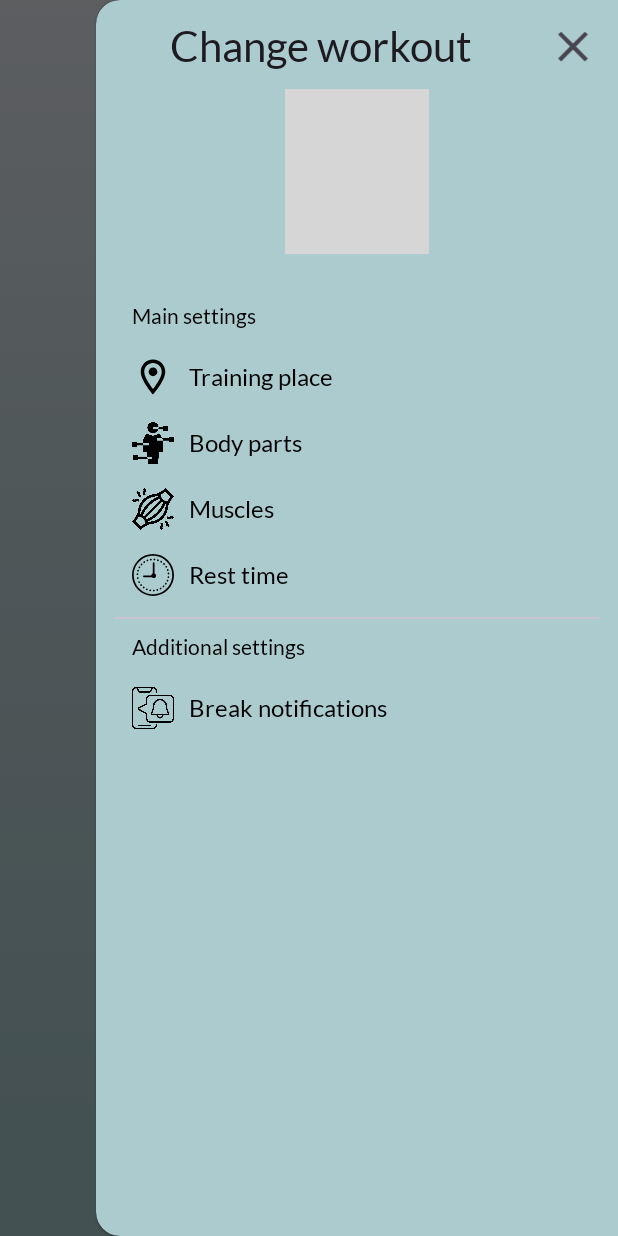
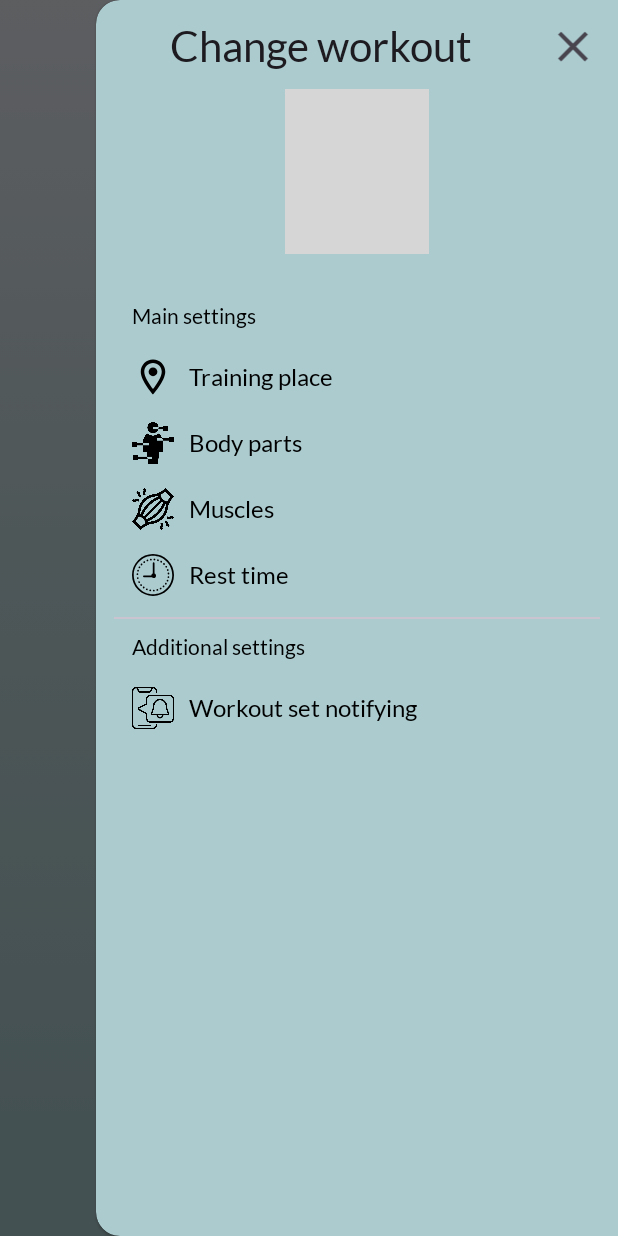
Before and after one commit to djdiidd/TrainingCompanion, an Android app: the screen it shows after launch (MainActivity), with the side drawer open, on a phone screen of 412 x 824 dp. Run offline under Robolectric (Android 15) with nearby library versions, the phone set to English and light mode, and no system bars; our stand-ins replace data binding; Roboto replaces fonts that are not available here; grey boxes are pictures that could not be loaded.

Commit message:
First step of support large and small screens;
When workout in progress (and timer is visible) screen will always be kept on;

Break notification mode -> Workout stages;

Added Toast to side menu;

```diff
--- a/app/src/main/java/com/companion/android/trainingcompanion/activities/MainActivity.kt
+++ b/app/src/main/java/com/companion/android/trainingcompanion/activities/MainActivity.kt
@@ -17,10 +17,7 @@ import android.view.animation.AnimationUtils
 import android.view.animation.Transformation
 import android.view.inputmethod.EditorInfo
 import android.view.inputmethod.InputMethodManager
-import android.widget.EditText
-import android.widget.ImageView
-import android.widget.ProgressBar
-import android.widget.TextView
+import android.widget.*
 import androidx.activity.viewModels
 import androidx.appcompat.app.AppCompatActivity
 import androidx.core.view.GravityCompat
@@ -150,38 +147,50 @@ class MainActivity : AppCompatActivity(),
                 /* ИНИЦИАЛИЗИРУЕМ СЛУШАТЕЛИ ДЛЯ КАЖДОГО ПОДПУНКТА "МЕСТО ТРЕНИРОВКИ" */
 
                 // Установка места тренировки на "Дом"
-                binding.subMenuDynamicPlaceHome.setOnClickListener {
-                    viewModel.trainingPlace = Place.TRAINING_AT_HOME
-                    closeOpenedSideSubmenu()
-                }
+                binding.subMenuDynamicPlaceHome.setOnClickListener(
+                    getSideMenuItemOnClickListener(
+                        R.string.side_menu_reselected_place_toast,
+                        R.string.side_menu_reselected_place_item_home
+                    ) { viewModel.trainingPlace = Place.TRAINING_AT_HOME })
+
+
                 // Установка места тренировки на "Тренажерный Зал"
-                binding.subMenuDynamicPlaceGym.setOnClickListener {
-                    viewModel.trainingPlace = Place.TRAINING_IN_GYM
-                    closeOpenedSideSubmenu()
-                }
+                binding.subMenuDynamicPlaceGym.setOnClickListener(getSideMenuItemOnClickListener(
+                    R.string.side_menu_reselected_place_toast,
+                    R.string.side_menu_reselected_place_item_gym
+                ) { viewModel.trainingPlace = Place.TRAINING_IN_GYM })
+
+
+
                 // Установка места тренировки на "На улице"
-                binding.subMenuDynamicPlaceOutdoors.setOnClickListener {
-                    viewModel.trainingPlace = Place.TRAINING_OUTDOORS
-                    closeOpenedSideSubmenu()
-                }
+                binding.subMenuDynamicPlaceOutdoors.setOnClickListener(getSideMenuItemOnClickListener(
+                    R.string.side_menu_reselected_place_toast,
+                    R.string.side_menu_reselected_place_item_outdoors
+                ) { viewModel.trainingPlace = Place.TRAINING_OUTDOORS })
 
                 /* ОПРЕДЕЛИМ СЛУШАТЕЛИ ДЛЯ КАЖДОГО ПОДПУНКТА "РЕЖИМ УВЕДОМЛЕНИЯ" */
 
                 // Установка уведомления ввиде "Проигрывание звука"
-                binding.subMenuDynamicSound.setOnClickListener {
-                    viewModel.breakNotificationMode = BreakNotificationMode.SOUND
-                    closeOpenedSideSubmenu()
-                }
+                binding.subMenuDynamicSound.setOnClickListener(getSideMenuItemOnClickListener(
+                    R.string.side_menu_reselected_workout_set_notifying_toast,
+                    R.string.side_menu_reselected_ws_item_sound
+                ) { viewModel.breakNotificationMode = BreakNotificationMode.SOUND })
+
+
+
                 // Установка уведомления ввиде "Вибрация"
-                binding.subMenuDynamicVibration.setOnClickListener {
-                    viewModel.breakNotificationMode = BreakNotificationMode.VIBRATION
-                    closeOpenedSideSubmenu()
-                }
+                binding.subMenuDynamicVibration.setOnClickListener(getSideMenuItemOnClickListener(
+                    R.string.side_menu_reselected_workout_set_notifying_toast,
+                    R.string.side_menu_reselected_ws_item_vibration
+                ) { viewModel.breakNotificationMode = BreakNotificationMode.VIBRATION })
+
+
+
                 // Установка уведомления ввиде "Анимация на экране / сияние экрана"
-                binding.subMenuDynamicAnim.setOnClickListener {
-                    viewModel.breakNotificationMode = BreakNotificationMode.ANIMATION
-                    closeOpenedSideSubmenu()
-                }
+                binding.subMenuDynamicAnim.setOnClickListener(getSideMenuItemOnClickListener(
+                    R.string.side_menu_reselected_workout_set_notifying_toast,
+                    R.string.side_menu_reselected_ws_item_animation
+                ) { viewModel.breakNotificationMode = BreakNotificationMode.ANIMATION })
 
                 /* ОПРЕДЕЛИМ СЛУШАТЕЛИ ДЛЯ КАЖДОГО ОБЪЕКТА "ВРЕМЯ ОТДЫХА" */
 
@@ -412,6 +421,24 @@ class MainActivity : AppCompatActivity(),
             binding.sideMenuInputRestTime.text = null
             binding.root.hideKeyboard()
         }
+    }
+
+    /**
+     * Получение слушателя нажатий для места
+     * отдыха и уведомления этапов тренировки;
+     */
+    private fun getSideMenuItemOnClickListener(
+        toastString: Int,
+        toastSubstring: Int,
+        action: () -> Unit,
+    ) = View.OnClickListener {
+        action.invoke()
+        Toast.makeText(
+            this@MainActivity,
+            getString(toastString, getString(toastSubstring)),
+            Toast.LENGTH_LONG
+        ).show()
+        closeOpenedSideSubmenu()
     }
 
     /**
--- a/app/src/main/res/layout/activity_main.xml
+++ b/app/src/main/res/layout/activity_main.xml
@@ -457,7 +457,7 @@
                         <com.google.android.material.textview.MaterialTextView
                             android:layout_width="match_parent"
                             android:layout_height="wrap_content"
-                            android:text="@string/break_notifications"
+                            android:text="@string/workout_set_notifying"
                             android:textColor="@color/side_menu_text_color"
                             android:textSize="16sp" />
                     </LinearLayout>
@@ -495,7 +495,7 @@
                                 android:layout_height="wrap_content"
                                 android:layout_marginStart="30dp"
                                 android:layout_toEndOf="@+id/imageView01"
-                                android:text="@string/notification_sd_with_sound"
+                                android:text="@string/notifying_sd_with_sound"
                                 android:textColor="@color/side_menu_text_color"
                                 android:textSize="14sp"
                                 app:layout_constraintBottom_toBottomOf="parent"
@@ -530,7 +530,7 @@
                                 android:layout_height="wrap_content"
                                 android:layout_marginStart="30dp"
                                 android:layout_toEndOf="@+id/imageView02"
-                                android:text="@string/notification_sd_vibration"
+                                android:text="@string/notifying_sd_vibration"
                                 android:textColor="@color/side_menu_text_color"
                                 android:textSize="14sp"
                                 app:layout_constraintBottom_toBottomOf="parent"
@@ -562,7 +562,7 @@
                                 android:layout_height="wrap_content"
                                 android:layout_marginStart="30dp"
                                 android:layout_toEndOf="@+id/imageView03"
-                                android:text="@string/notification_sd_screen_anim"
+                                android:text="@string/notifying_sd_screen_anim"
                                 android:textColor="@color/side_menu_text_color"
                                 android:textSize="14sp"
                                 app:layout_constraintBottom_toBottomOf="parent"
--- a/app/src/main/res/layout/dialog_break_notification.xml
+++ b/app/src/main/res/layout/dialog_break_notification.xml
@@ -37,7 +37,7 @@
             android:id="@+id/break_note_description"
             android:layout_width="wrap_content"
             android:layout_height="wrap_content"
-            android:text="@string/notification_screen_anim"
+            android:text="@string/notifying_screen_anim"
             android:layout_marginTop="16dp"
             android:layout_marginStart="30dp"
             android:layout_marginEnd="30dp"/>
--- a/app/src/main/res/layout/dialog_workout_start.xml
+++ b/app/src/main/res/layout/dialog_workout_start.xml
@@ -103,7 +103,7 @@
                 android:layout_height="match_parent"
                 android:drawablePadding="10dp"
                 android:gravity="center"
-                android:text="@string/select_notification_mode"
+                android:text="@string/select_notifying_mode"
                 android:textColor="@color/black"
                 android:textSize="16sp" />
 
--- a/app/src/main/res/layout/fragment_main.xml
+++ b/app/src/main/res/layout/fragment_main.xml
@@ -5,7 +5,8 @@
 
     <RelativeLayout
         android:layout_width="match_parent"
-        android:layout_height="match_parent">
+        android:layout_height="match_parent"
+        >
 
         <ImageButton
             android:id="@+id/startButton"
@@ -50,7 +51,8 @@
             android:visibility="gone"
             app:fontFamily="@font/lato_black"
             tools:text="02:23"
-            tools:visibility="visible" />
+            tools:visibility="visible"
+            android:keepScreenOn="true"/>
 
         <Button style="@style/Widget.Material3.MaterialTimePicker.Button"
             android:id="@+id/main_button"
--- a/app/src/main/res/values/arrays.xml
+++ b/app/src/main/res/values/arrays.xml
@@ -53,8 +53,8 @@
 
     <!-- Описания способа уведомления подхода -->
     <string-array name="break_notification">
-        <item>@string/notification_sd_with_sound</item>
-        <item>@string/notification_sd_vibration</item>
-        <item>@string/notification_sd_screen_anim</item>
+        <item>@string/notifying_sd_with_sound</item>
+        <item>@string/notifying_sd_vibration</item>
+        <item>@string/notifying_sd_screen_anim</item>
     </string-array>
 </resources>
--- a/app/src/main/res/values/strings.xml
+++ b/app/src/main/res/values/strings.xml
@@ -20,7 +20,7 @@
     <string name="select_body_part">Select part of the body</string>
     <string name="select_muscles">Select muscles</string>
     <string name="select_training_place">Training place</string>
-    <string name="select_notification_mode">Notification mode</string>
+    <string name="select_notifying_mode">Notifying mode</string>
     <string name="description_time_slider">Select time between sets</string>
     <string name="title_start_workout">Start your workout</string>
     <string name="title_select_muscles">Select muscles you will work out</string>
@@ -74,7 +74,7 @@
     <string name="change_rest_time">Rest time</string>
     <string name="change_training_place">Change training place</string>
     <string name="title_additional_settings">Additional settings</string>
-    <string name="break_notifications">Break notifications</string>
+    <string name="workout_set_notifying">Workout set notifying</string>
     <!-- Диалог изменения времени -->
     <string name="title_change_rest_time">Rest time changing</string>
     <string name="dialog_rest_time_sub5">-5</string>
@@ -91,14 +91,24 @@
         It seems that you chose %s and you are not going to train it. Also you can change workout settings in right panel later.
     </string>
     <!-- Диалог настройки оповещений начала/конца подхода -->
-    <string name="title_change_notification_params">Change notification parameters</string>
-    <string name="notification_with_sound">After the workout set will be playing sound to draw your attention</string>
-    <string name="notification_vibration">After the workout set your device will be vibrating to draw your attention</string>
-    <string name="notification_screen_anim">After the workout set, only animations will be displayed on the device screen</string>
+    <string name="title_change_notifying_params">Change notifying parameters</string>
+    <string name="notifying_with_sound">After the workout set will be playing sound to draw your attention</string>
+    <string name="notifying_vibration">After the workout set your device will be vibrating to draw your attention</string>
+    <string name="notifying_screen_anim">After the workout set, only animations will be displayed on the device screen</string>
 
-    <string name="notification_sd_with_sound">With sound</string>
-    <string name="notification_sd_vibration">Just vibration</string>
-    <string name="notification_sd_screen_anim">Only animation</string>
+    <string name="notifying_sd_with_sound">With sound</string>
+    <string name="notifying_sd_vibration">Just vibration</string>
+    <string name="notifying_sd_screen_anim">Only animation</string>
+
     <string name="side_menu_rest_time_hint">Or input time here</string>
+    <string name="side_menu_reselected_place_toast">%s was selected</string>
+    <string name="side_menu_reselected_place_item_home">Home</string>
+    <string name="side_menu_reselected_place_item_gym">GYM</string>
+    <string name="side_menu_reselected_place_item_outdoors">Outdoors</string>
+
+    <string name="side_menu_reselected_workout_set_notifying_toast">Workout stages will be accompanied by %s</string>
+    <string name="side_menu_reselected_ws_item_sound">the sound notifying</string>
+    <string name="side_menu_reselected_ws_item_vibration">vibrations</string>
+    <string name="side_menu_reselected_ws_item_animation">animations</string>
 
 </resources>
```
Also changed, not shown: app/src/main/java/com/companion/android/trainingcompanion/dialogs/BreakNotificationDialog.kt (+4 -4 lines), app/src/main/java/com/companion/android/trainingcompanion/dialogs/WorkoutStartDialog.kt (+21 -4 lines).
